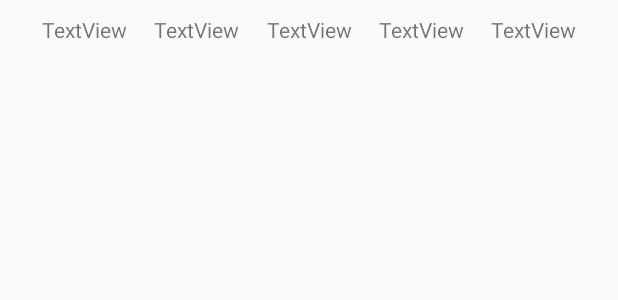
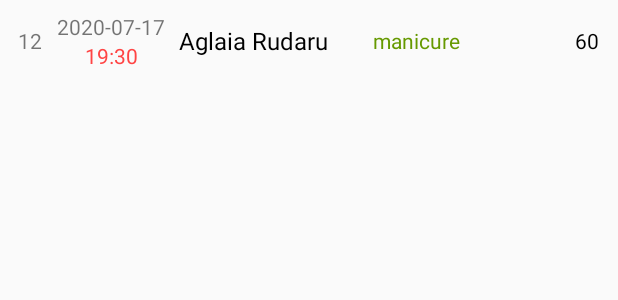
Before and after one commit to SimiAlex/NailSalonAndroid, an Android app: the layout appointment_item.xml on its own in the app's theme, with its tools: preview values and no code run, on a phone screen of 412 x 824 dp. Shown: the top 300 px of the screen. Run offline under Robolectric (Android 15) with nearby library versions, the phone set to English and light mode, and no system bars.

Commit message:
UI tweaks to appointment_item.xml

```diff
--- a/app/src/main/java/alexsimi/com/github/nailsalon/view/AppointmentAdapter.java
+++ b/app/src/main/java/alexsimi/com/github/nailsalon/view/AppointmentAdapter.java
@@ -8,7 +8,9 @@ import android.view.ViewGroup;
 import android.widget.BaseAdapter;
 import android.widget.TextView;
 
+import java.time.LocalDate;
 import java.time.LocalDateTime;
+import java.time.format.DateTimeFormatter;
 
 import alexsimi.com.github.nailsalon.R;
 import alexsimi.com.github.nailsalon.controller.DatabaseHandler;
@@ -20,11 +22,17 @@ public class AppointmentAdapter extends BaseAdapter {
     private Activity myActivity;
     private DatabaseHandler db;
 
+    // fields = DateTimeFormatter
+    private DateTimeFormatter dtf_date;
+    private DateTimeFormatter dtf_time;
+
     //constructor
     public AppointmentAdapter(Activity myActivity, DatabaseHandler db)
     {
         this.myActivity = myActivity;
         this.db = db;
+        dtf_date = DateTimeFormatter.ofPattern("dd.MM.yy");
+        dtf_time = DateTimeFormatter.ofPattern("hh:mm");
     }
 
     //methods from parent
@@ -56,7 +64,8 @@ public class AppointmentAdapter extends BaseAdapter {
 
         TextView id_app = oneAppointmentView.findViewById(R.id.id_tv);
         TextView name_app = oneAppointmentView.findViewById(R.id.name_tv);
-        TextView date_time_app = oneAppointmentView.findViewById(R.id.date_tv);
+        TextView date_app = oneAppointmentView.findViewById(R.id.date_tv);
+        TextView time_app = oneAppointmentView.findViewById(R.id.time_tv);
         TextView procedure_app = oneAppointmentView.findViewById(R.id.procedure_tv);
         TextView price_app = oneAppointmentView.findViewById(R.id.price_tv);
 
@@ -65,9 +74,13 @@ public class AppointmentAdapter extends BaseAdapter {
         id_app.setText(Integer.toString(app.getId()));
         name_app.setText(app.getName());
         Log.d("NailSalon", "getView: " + app.getTime().toString());
-        date_time_app.setText(app.getTime().toString());
+
+        // date and time setup
+        date_app.setText(dtf_date.format(app.getTime()));
+        time_app.setText(dtf_time.format(app.getTime()));
+
         procedure_app.setText(app.getProcedure());
-        price_app.setText(Double.toString(app.getPrice()));
+        price_app.setText(String.format("%.0f", app.getPrice()));
 
         return oneAppointmentView;
     }
--- a/app/src/main/res/layout/activity_main.xml
+++ b/app/src/main/res/layout/activity_main.xml
@@ -16,8 +16,7 @@
     <LinearLayout
         android:layout_width="match_parent"
         android:layout_height="wrap_content"
-        android:orientation="horizontal"
-        >
+        android:orientation="horizontal">
 
         <LinearLayout
             android:layout_width="wrap_content"
@@ -54,7 +53,7 @@
                 android:layout_height="wrap_content"
                 android:ems="10"
                 android:inputType="time"
-                android:hint="Time HH:MM:SS"/>
+                android:hint="Time hh:mm"/>
 
             <EditText
                 android:id="@+id/Procedure"
--- a/app/src/main/res/layout/appointment_item.xml
+++ b/app/src/main/res/layout/appointment_item.xml
@@ -1,60 +1,77 @@
 <?xml version="1.0" encoding="utf-8"?>
-<androidx.constraintlayout.widget.ConstraintLayout xmlns:android="http://schemas.android.com/apk/res/android"
+
+<LinearLayout xmlns:android="http://schemas.android.com/apk/res/android"
     xmlns:app="http://schemas.android.com/apk/res-auto"
     xmlns:tools="http://schemas.android.com/tools"
     android:layout_width="match_parent"
     android:layout_height="wrap_content"
-    android:orientation="vertical"
-    tools:context=".MainActivity"
-    android:padding="10dp">
+    android:padding="8dp"
+    tools:context=".MainActivity">
 
     <TextView
         android:id="@+id/id_tv"
-        android:layout_width="wrap_content"
+        android:layout_width="0dp"
+        android:layout_weight="1"
         android:layout_height="wrap_content"
-        android:text="TextView"
-        app:layout_constraintEnd_toStartOf="@+id/name_tv"
-        app:layout_constraintHorizontal_bias="0.5"
-        app:layout_constraintStart_toStartOf="parent"
-        app:layout_constraintTop_toTopOf="parent" />
+        android:layout_gravity="center"
+        android:textAlignment="center"
+        tools:text="12"/>
+
+    <LinearLayout
+        android:layout_width="0dp"
+        android:layout_weight="3"
+        android:layout_height="wrap_content"
+        android:layout_gravity="center"
+        android:layout_marginLeft="4dp"
+        android:orientation="vertical">
+
+        <TextView
+            android:id="@+id/date_tv"
+            tools:text="2020-07-17"
+            android:textAlignment="center"
+            android:layout_width="match_parent"
+            android:layout_height="wrap_content" />
+
+        <TextView
+            android:id="@+id/time_tv"
+            tools:text="19:30"
+            android:textColor="@android:color/holo_red_light"
+            android:textAlignment="center"
+            android:layout_width="match_parent"
+            android:layout_height="wrap_content" />
+
+    </LinearLayout>
 
     <TextView
         android:id="@+id/name_tv"
-        android:layout_width="wrap_content"
+        android:layout_width="0dp"
         android:layout_height="wrap_content"
-        android:text="TextView"
-        app:layout_constraintEnd_toStartOf="@+id/date_tv"
-        app:layout_constraintHorizontal_bias="0.5"
-        app:layout_constraintStart_toEndOf="@+id/id_tv"
-        app:layout_constraintTop_toTopOf="parent" />
-
-    <TextView
-        android:id="@+id/date_tv"
-        android:layout_width="wrap_content"
-        android:layout_height="wrap_content"
-        android:text="TextView"
-        app:layout_constraintEnd_toStartOf="@+id/procedure_tv"
-        app:layout_constraintHorizontal_bias="0.5"
-        app:layout_constraintStart_toEndOf="@+id/name_tv"
-        app:layout_constraintTop_toTopOf="parent" />
+        tools:text="Aglaia Rudaru"
+        android:textColor="@android:color/black"
+        android:layout_marginLeft="8dp"
+        android:textSize="16sp"
+        android:layout_gravity="center"
+        android:layout_weight="5" />
 
     <TextView
         android:id="@+id/procedure_tv"
-        android:layout_width="wrap_content"
-        android:layout_height="wrap_content"
-        android:text="TextView"
-        app:layout_constraintEnd_toStartOf="@+id/price_tv"
-        app:layout_constraintHorizontal_bias="0.5"
-        app:layout_constraintStart_toEndOf="@+id/date_tv"
-        app:layout_constraintTop_toTopOf="parent" />
+        android:layout_width="0dp"
+        android:layout_weight="5"
+        android:textColor="@android:color/holo_green_dark"
+        android:layout_gravity="center"
+        android:layout_marginLeft="4dp"
+        tools:text="manicure"
+        android:layout_height="wrap_content" />
 
     <TextView
         android:id="@+id/price_tv"
-        android:layout_width="wrap_content"
-        android:layout_height="wrap_content"
-        android:text="TextView"
-        app:layout_constraintEnd_toEndOf="parent"
-        app:layout_constraintHorizontal_bias="0.5"
-        app:layout_constraintStart_toEndOf="@+id/procedure_tv"
-        app:layout_constraintTop_toTopOf="parent" />
-</androidx.constraintlayout.widget.ConstraintLayout>
+        android:layout_width="0dp"
+        android:layout_weight="1"
+        android:layout_gravity="center"
+        tools:text="60"
+        android:textColor="@android:color/black"
+        android:layout_marginLeft="4dp"
+        android:textAlignment="center"
+        android:layout_height="wrap_content" />
+
+</LinearLayout>
```
